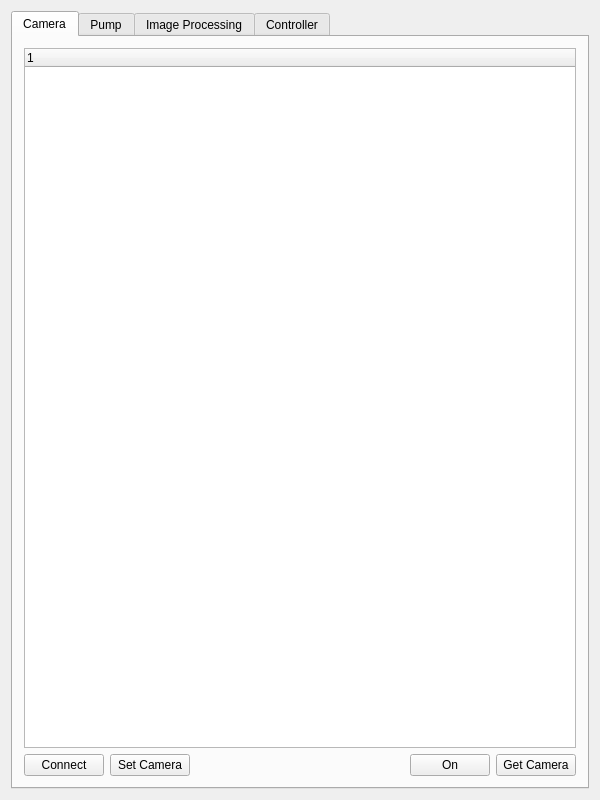
Before: the Qt Designer form EVA00/ueva/setup.ui in DaveSketchySpeedway/RoboDrop, drawn with Qt 5.
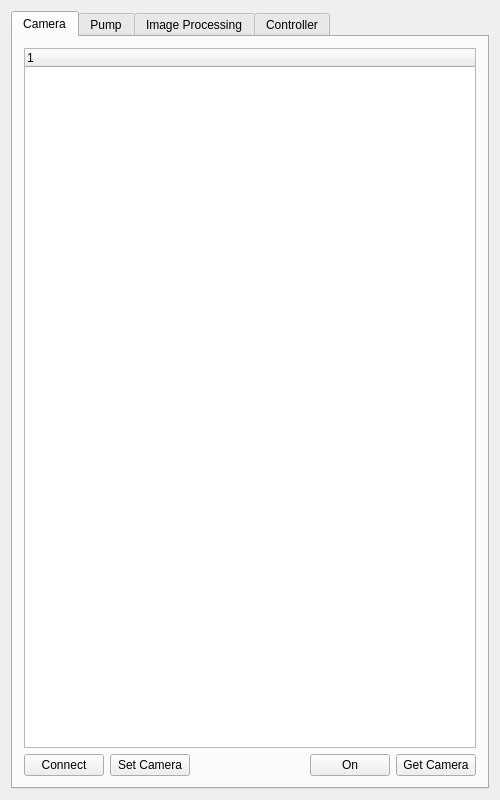
After: the same form once the commit is applied. The open tabs and pages were chosen to show the change.

```diff
--- a/EVA00/ueva/setup.ui
+++ b/EVA00/ueva/setup.ui
@@ -6,7 +6,7 @@
    <rect>
     <x>0</x>
     <y>0</y>
-    <width>600</width>
+    <width>500</width>
     <height>800</height>
    </rect>
   </property>
```
Left out of the diff: 2 changed lines with no effect on the pictures.
